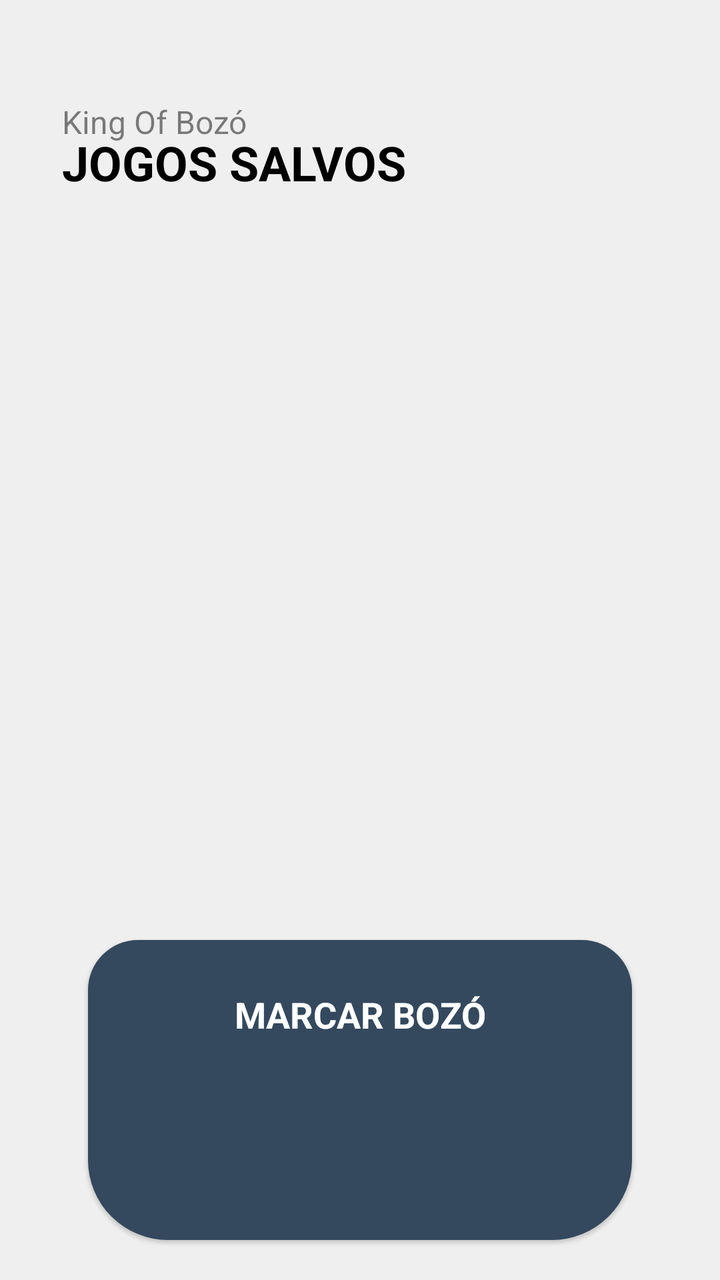
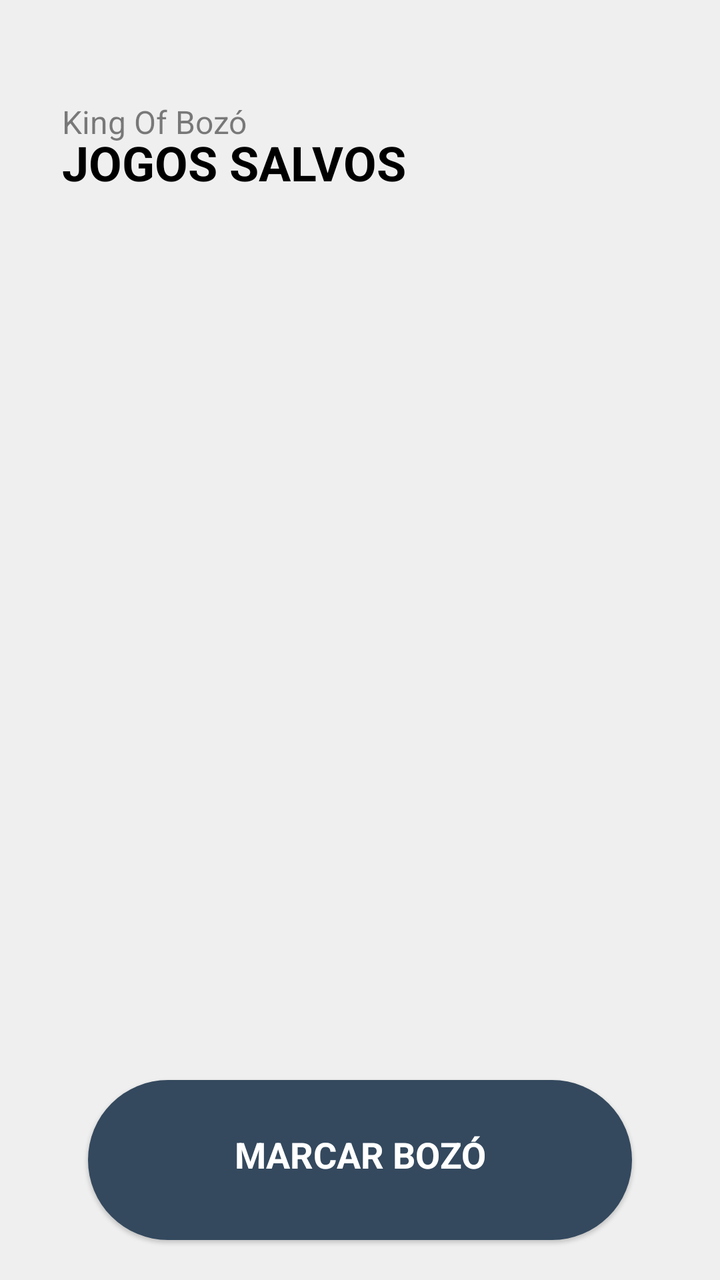

Compare the two renders of this Android layout. The source of the first and the diff that turns it into the second are given below.
<!-- AndroidManifest.xml: application theme Base.Theme.KingOfBozo.Standard -->
<!-- res/layout/fragment_saved_games.xml -->
<?xml version="1.0" encoding="utf-8"?>
<androidx.constraintlayout.widget.ConstraintLayout
    xmlns:android="http://schemas.android.com/apk/res/android"
    xmlns:app="http://schemas.android.com/apk/res-auto"
    xmlns:tools="http://schemas.android.com/tools"
    android:layout_width="match_parent"
    android:layout_height="match_parent"
    android:paddingTop="40dp"
    android:backgroundTint="?attr/customBackground"
    android:background="?attr/customBackground"
    android:id="@+id/contrai">

    <LinearLayout
        android:id="@+id/action_bar"
        android:layout_width="match_parent"
        android:layout_height="wrap_content"
        android:layout_marginHorizontal="16dp"
        android:gravity="center"
        android:layout_gravity="center_horizontal">
        <FrameLayout
            android:layout_width="wrap_content"
            android:layout_height="wrap_content"
            android:paddingHorizontal="15dp"
            tools:ignore="MissingConstraints"
            android:layout_weight="1">

            <TextView
                android:id="@+id/text_app_title"
                android:layout_width="wrap_content"
                android:layout_height="wrap_content"
                android:layout_marginTop="10dp"
                android:text="@string/king_of_boz"
                android:alpha="0.5"
                android:textColor="?attr/textFillColor"
                android:textSize="16sp" />

            <TextView
                android:id="@+id/text_title_jogadores"
                android:layout_width="wrap_content"
                android:layout_height="wrap_content"
                android:layout_marginTop="25dp"
                android:text="JOGOS SALVOS"
                android:textColor="?attr/textFillColor"
                android:textSize="24sp"
                android:textStyle="bold"/>


        </FrameLayout>


    </LinearLayout>

    <ImageView
        android:id="@+id/image_empty_state_back"
        android:layout_width="280dp"
        android:layout_height="280dp"
        android:src="@drawable/imagem_no_list_02"
        android:visibility="invisible"
        app:tint="?attr/colorPrimary"
        app:layout_constraintTop_toBottomOf="@+id/action_bar"
        app:layout_constraintBottom_toTopOf="@+id/button_marcador_jogo"
        app:layout_constraintStart_toStartOf="parent"
        app:layout_constraintEnd_toEndOf="parent"/>

    <ImageView
        android:id="@+id/image_empty_state"
        android:layout_width="280dp"
        android:layout_height="280dp"
        android:src="@drawable/imagem_no_list_03"
        android:visibility="invisible"
        app:layout_constraintTop_toBottomOf="@+id/action_bar"
        app:layout_constraintBottom_toTopOf="@+id/button_marcador_jogo"
        app:layout_constraintStart_toStartOf="parent"
        app:layout_constraintEnd_toEndOf="parent"/>

    <androidx.recyclerview.widget.RecyclerView
        android:id="@+id/recycler_view_jogos_salvos"
        android:layout_width="match_parent"
        android:layout_height="wrap_content"
        android:layout_below="@+id/action_bar"
        android:clipToPadding="false"
        android:paddingBottom="180dp"
        android:layout_marginTop="0dp"
        android:layout_marginBottom="0dp"
        app:layout_constraintTop_toBottomOf="@+id/action_bar"
        tools:layout_editor_absoluteX="0dp"
        tools:listitem="@layout/item_jogo_salvo" />

    <TextView
        android:id="@+id/button_marcador_jogo"
        android:layout_width="match_parent"
        android:layout_height="150dp"
        android:background="@drawable/background_card_2_destaque"
        android:backgroundTint="?attr/colorPrimary"
        android:elevation="1dp"
        android:gravity="top|center"
        android:paddingTop="25dp"
        android:text="MARCAR BOZÓ"
        android:textColor="?attr/customTextBackground"
        android:textSize="18sp"
        android:textStyle="bold"
        app:layout_constraintBottom_toBottomOf="parent"
        android:layout_marginHorizontal="44dp"
        android:layout_marginBottom="20dp" />


</androidx.constraintlayout.widget.ConstraintLayout>
<!-- res/layout/item_jogo_salvo.xml (included above) -->
<?xml version="1.0" encoding="utf-8"?>
<LinearLayout xmlns:android="http://schemas.android.com/apk/res/android"
    xmlns:app="http://schemas.android.com/apk/res-auto"
    xmlns:tools="http://schemas.android.com/tools"
    android:layout_width="match_parent"
    android:layout_height="wrap_content"
    android:orientation="vertical"
    android:backgroundTint="?attr/cardBackgroundColor"
    android:background="@drawable/background_card_2_destaque"
    android:padding="16dp"
    android:layout_margin="16dp">

    <LinearLayout
        android:layout_width="match_parent"
        android:layout_height="wrap_content"
        android:gravity="center"
        tools:ignore="MissingConstraints">

        <ImageView
            android:layout_width="48dp"
            android:layout_height="48dp"
            android:background="@drawable/background_circle"
            android:backgroundTint="?attr/customBackground"
            android:padding="12dp"
            android:src="@drawable/ic_game"
            app:layout_constraintBottom_toBottomOf="parent"
            app:layout_constraintStart_toStartOf="parent"
            app:layout_constraintTop_toTopOf="parent"
            app:tint="?attr/textFillColor"
            tools:ignore="ContentDescription" />

        <LinearLayout
            android:layout_width="wrap_content"
            android:layout_height="wrap_content"
            android:layout_marginStart="10dp"
            android:layout_weight="1"
            android:orientation="vertical"
            app:layout_constraintStart_toEndOf="@+id/button_back">

            <TextView
                android:layout_width="wrap_content"
                android:layout_height="wrap_content"
                android:text="Data jogo"
                android:textColor="?attr/textFillColor"
                android:textSize="14sp" />

            <TextView
                android:id="@+id/saved_game_title"
                android:layout_width="wrap_content"
                android:layout_height="wrap_content"
                android:text="08/03/2026"
                android:textColor="?attr/textFillColor"
                android:textSize="14sp" />


        </LinearLayout>

        <ImageView
            android:id="@+id/btn_delete"
            android:layout_width="48dp"
            android:layout_height="48dp"
            android:layout_marginLeft="10dp"
            android:background="@drawable/background_circle_yellow"
            android:backgroundTint="?attr/customBackground"
            android:padding="12dp"
            android:src="@drawable/ic_delete"
            app:layout_constraintBottom_toBottomOf="parent"
            app:layout_constraintEnd_toEndOf="parent"
            app:layout_constraintTop_toTopOf="parent"
            app:tint="?attr/colorPrimary"
            tools:ignore="ContentDescription" />

    </LinearLayout>

    <LinearLayout
        android:layout_width="match_parent"
        android:layout_height="wrap_content">

        <LinearLayout
            android:layout_width="wrap_content"
            android:layout_height="wrap_content"
            android:paddingHorizontal="10dp"
            android:paddingVertical="20dp"
            android:layout_weight="1"
            android:orientation="vertical"
            android:layout_marginVertical="15dp"
            android:backgroundTint="?attr/customBackground"
            android:gravity="center"
            android:background="@drawable/background_card_game"
            app:layout_constraintStart_toEndOf="@+id/button_back">

            <TextView
                android:layout_width="wrap_content"
                android:layout_height="wrap_content"
                android:text="Tempo de jogo"
                android:textColor="?attr/textFillColor"
                android:textSize="12sp" />

            <TextView
                android:id="@+id/saved_game_time"
                android:layout_width="wrap_content"
                android:layout_height="wrap_content"
                android:text="00:10:40"
                android:textStyle="bold"
                android:textColor="?attr/textFillColor"
                android:textSize="20sp" />


        </LinearLayout>

        <LinearLayout
            android:layout_width="wrap_content"
            android:layout_height="wrap_content"
            android:paddingHorizontal="10dp"
            android:paddingVertical="20dp"
            android:layout_weight="1"
            android:layout_marginHorizontal="15dp"
            android:orientation="vertical"
            android:layout_marginVertical="15dp"
            android:backgroundTint="?attr/customBackground"
            android:gravity="center"
            android:background="@drawable/background_card_game"
            app:layout_constraintStart_toEndOf="@+id/button_back">

            <TextView
                android:layout_width="wrap_content"
                android:layout_height="wrap_content"
                android:text="Jogadores"
                android:textColor="?attr/textFillColor"
                android:textSize="12sp" />

            <TextView
                android:id="@+id/saved_game_players"
                android:layout_width="wrap_content"
                android:layout_height="wrap_content"
                android:text="01"
                android:textStyle="bold"
                android:textColor="?attr/textFillColor"
                android:textSize="20sp" />


        </LinearLayout>
        <LinearLayout
            android:layout_width="wrap_content"
            android:layout_height="wrap_content"
            android:paddingHorizontal="10dp"
            android:paddingVertical="20dp"
            android:layout_weight="1"
            android:orientation="vertical"
            android:layout_marginVertical="15dp"
            android:backgroundTint="?attr/customBackground"
            android:gravity="center"
            android:background="@drawable/background_card_game"
            app:layout_constraintStart_toEndOf="@+id/button_back">

            <TextView
                android:layout_width="wrap_content"
                android:layout_height="wrap_content"
                android:text="Rodadas"
                android:textColor="?attr/textFillColor"
                android:textSize="12sp" />

            <TextView
                android:id="@+id/saved_game_rounds"
                android:layout_width="wrap_content"
                android:layout_height="wrap_content"
                android:text="01"
                android:textStyle="bold"
                android:textColor="?attr/textFillColor"
                android:textSize="20sp" />


        </LinearLayout>


    </LinearLayout>

    <LinearLayout
        android:layout_width="match_parent"
        android:layout_height="wrap_content"
        android:gravity="center"
        tools:ignore="MissingConstraints"
        android:paddingHorizontal="10dp"
        android:paddingVertical="10dp"
        android:background="@drawable/background_card_game_bottom"
        android:backgroundTint="?attr/customBackground">

        <ImageView
            android:layout_width="48dp"
            android:layout_height="48dp"
            android:background="@drawable/background_circle"
            android:backgroundTint="?attr/cardBackgroundColor"
            android:padding="12dp"
            android:src="@drawable/ic_score"
            app:layout_constraintBottom_toBottomOf="parent"
            app:layout_constraintStart_toStartOf="parent"
            app:layout_constraintTop_toTopOf="parent"
            app:tint="?attr/textFillColor"
            tools:ignore="ContentDescription" />

        <LinearLayout
            android:layout_width="wrap_content"
            android:layout_height="wrap_content"
            android:layout_marginStart="10dp"
            android:layout_weight="1"
            android:orientation="vertical"
            app:layout_constraintStart_toEndOf="@+id/button_back">

            <TextView
                android:layout_width="wrap_content"
                android:layout_height="wrap_content"
                android:text="Pontos acumulados"
                android:textColor="?attr/textFillColor"
                android:textSize="14sp" />

            <TextView
                android:id="@+id/saved_game_total_score"
                android:layout_width="wrap_content"
                android:layout_height="wrap_content"
                android:text="08/03/2026"
                android:textColor="?attr/textFillColor"
                android:textSize="14sp" />


        </LinearLayout>

        <ImageView
            android:layout_width="48dp"
            android:layout_height="48dp"
            android:layout_marginLeft="10dp"
            android:background="@drawable/background_circle_yellow"
            android:backgroundTint="?attr/colorPrimary"
            android:padding="12dp"
            android:src="@drawable/ic_entrar"
            app:layout_constraintBottom_toBottomOf="parent"
            app:layout_constraintEnd_toEndOf="parent"
            app:layout_constraintTop_toTopOf="parent"
            app:tint="?attr/customTextBackground"
            tools:ignore="ContentDescription" />

    </LinearLayout>
</LinearLayout>
<!-- resources referenced by this layout -->
<resources>
  <!-- drawable background_card_2_destaque (drawable) -->
  <shape xmlns:android="http://schemas.android.com/apk/res/android"
      android:shape="rectangle">
      <solid android:color="@color/fundo_light" />
      <corners
          android:topLeftRadius="25dp"
          android:topRightRadius="25dp"
          android:bottomLeftRadius="40dp"
          android:bottomRightRadius="40dp" />
  </shape>
  <!-- drawable background_card_game (drawable) -->
  <?xml version="1.0" encoding="utf-8"?>
  <shape xmlns:android="http://schemas.android.com/apk/res/android"
      android:shape="rectangle">
      <corners android:radius="10dp" />
      <solid android:color="@color/card_dark" />
  </shape>
  <!-- drawable background_card_game_bottom (drawable) -->
  <?xml version="1.0" encoding="utf-8"?>
  <shape xmlns:android="http://schemas.android.com/apk/res/android"
      android:shape="rectangle">
      <corners
          android:topLeftRadius="10dp"
          android:topRightRadius="10dp"
          android:bottomLeftRadius="30dp"
          android:bottomRightRadius="30dp"  />
  
      <solid android:color="@color/card_dark" />
  </shape>
  <!-- drawable background_circle (drawable) -->
  <?xml version="1.0" encoding="utf-8"?>
  <shape xmlns:android="http://schemas.android.com/apk/res/android"
      android:shape="oval">
      <solid android:color="@color/fundo_light" />
  </shape>
  <!-- drawable background_circle_yellow (drawable) -->
  <?xml version="1.0" encoding="utf-8"?>
  <shape xmlns:android="http://schemas.android.com/apk/res/android"
      android:shape="oval">
      <solid android:color="@color/fundo_light" />
  </shape>
  <!-- drawable ic_entrar (drawable) -->
  <vector xmlns:android="http://schemas.android.com/apk/res/android"
      android:width="24dp"
      android:height="24dp"
      android:viewportWidth="960"
      android:viewportHeight="960"
      android:tint="?attr/colorControlNormal"
      android:autoMirrored="true">
    <path
        android:fillColor="@android:color/white"
        android:pathData="M256,720L200,664L584,280L240,280L240,200L720,200L720,680L640,680L640,336L256,720Z"/>
  </vector>
  <!-- drawable ic_score (drawable) -->
  <vector xmlns:android="http://schemas.android.com/apk/res/android"
      android:width="24dp"
      android:height="24dp"
      android:viewportWidth="960"
      android:viewportHeight="960"
      android:tint="?attr/colorControlNormal">
    <path
        android:fillColor="@android:color/white"
        android:pathData="M360,240L440,240L440,160L360,160L360,240ZM520,240L520,160L600,160L600,240L520,240ZM360,560L360,480L440,480L440,560L360,560ZM680,400L680,320L760,320L760,400L680,400ZM680,560L680,480L760,480L760,560L680,560ZM520,560L520,480L600,480L600,560L520,560ZM680,240L680,160L760,160L760,240L680,240ZM440,320L440,240L520,240L520,320L440,320ZM200,800L200,160L280,160L280,240L360,240L360,320L280,320L280,400L360,400L360,480L280,480L280,800L200,800ZM600,480L600,400L680,400L680,480L600,480ZM440,480L440,400L520,400L520,480L440,480ZM360,400L360,320L440,320L440,400L360,400ZM520,400L520,320L600,320L600,400L520,400ZM600,320L600,240L680,240L680,320L600,320Z"/>
  </vector>
  <string name="king_of_boz">King Of Bozó</string>
  <color name="fundo_light">#EFEFEF</color>
  <color name="card_dark">#313131</color>
  <color name="padrao">#34495e</color>
  <color name="text_dark">#000000</color>
  <color name="text_light">#FFFFFF</color>
  <color name="icon_dark">#000000</color>
  <color name="icon_light">#FFFFFF</color>
  <color name="card_light">#FFFFFF</color>
  <!-- unchanged entries left out for length: 6 -->
</resources>

<!-- the commit's change to res/layout/fragment_saved_games.xml (unified diff, before → after) -->
@@ -89,8 +89,8 @@
     <TextView
         android:id="@+id/button_marcador_jogo"
         android:layout_width="match_parent"
-        android:layout_height="150dp"
-        android:background="@drawable/background_card_2_destaque"
+        android:layout_height="80dp"
+        android:background="@drawable/background_card_btn_repouso_destaque_menu"
         android:backgroundTint="?attr/colorPrimary"
         android:elevation="1dp"
         android:gravity="top|center"
<!-- resource entries referenced after the edit -->
@@ -7,6 +7,16 @@
       <corners
           android:topLeftRadius="25dp"
           android:topRightRadius="25dp"
+          android:bottomLeftRadius="40dp"
+          android:bottomRightRadius="40dp" />
+  </shape>
+  <!-- drawable background_card_btn_repouso_destaque_menu (drawable) -->
+  <shape xmlns:android="http://schemas.android.com/apk/res/android"
+      android:shape="rectangle">
+      <solid android:color="@color/fundo_light" />
+      <corners
+          android:topLeftRadius="40dp"
+          android:topRightRadius="40dp"
           android:bottomLeftRadius="40dp"
           android:bottomRightRadius="40dp" />
   </shape>
